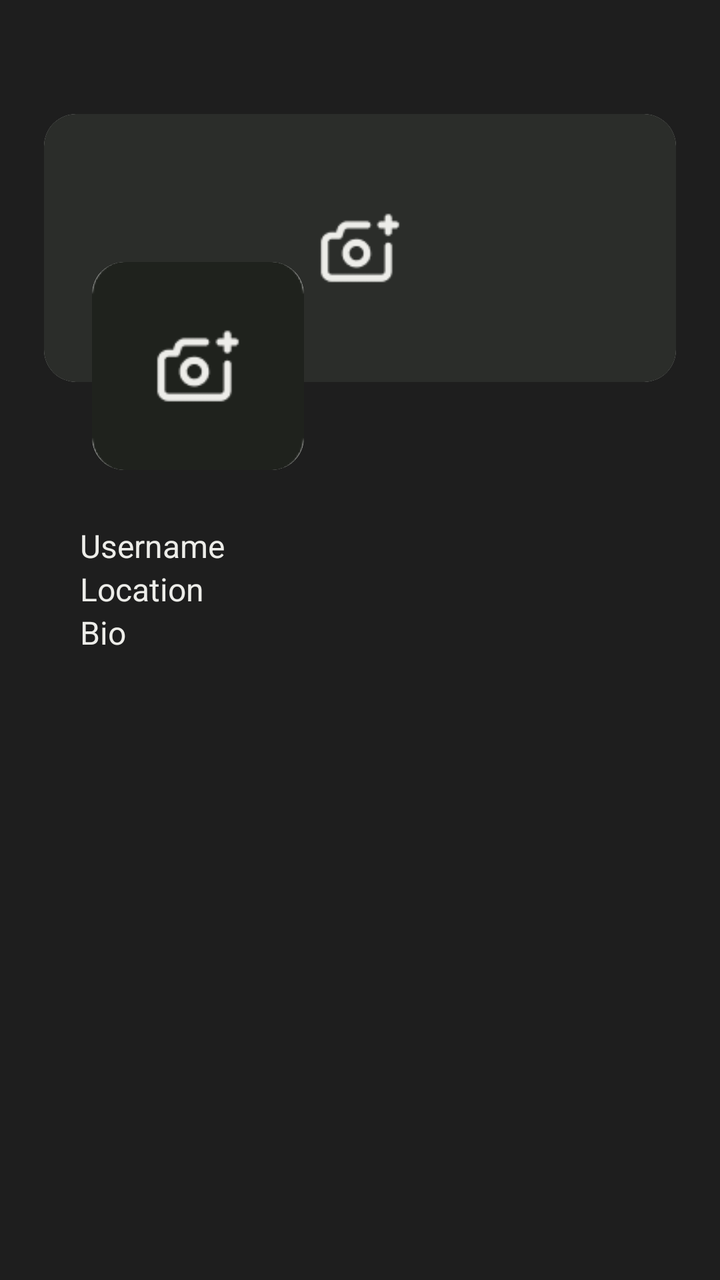
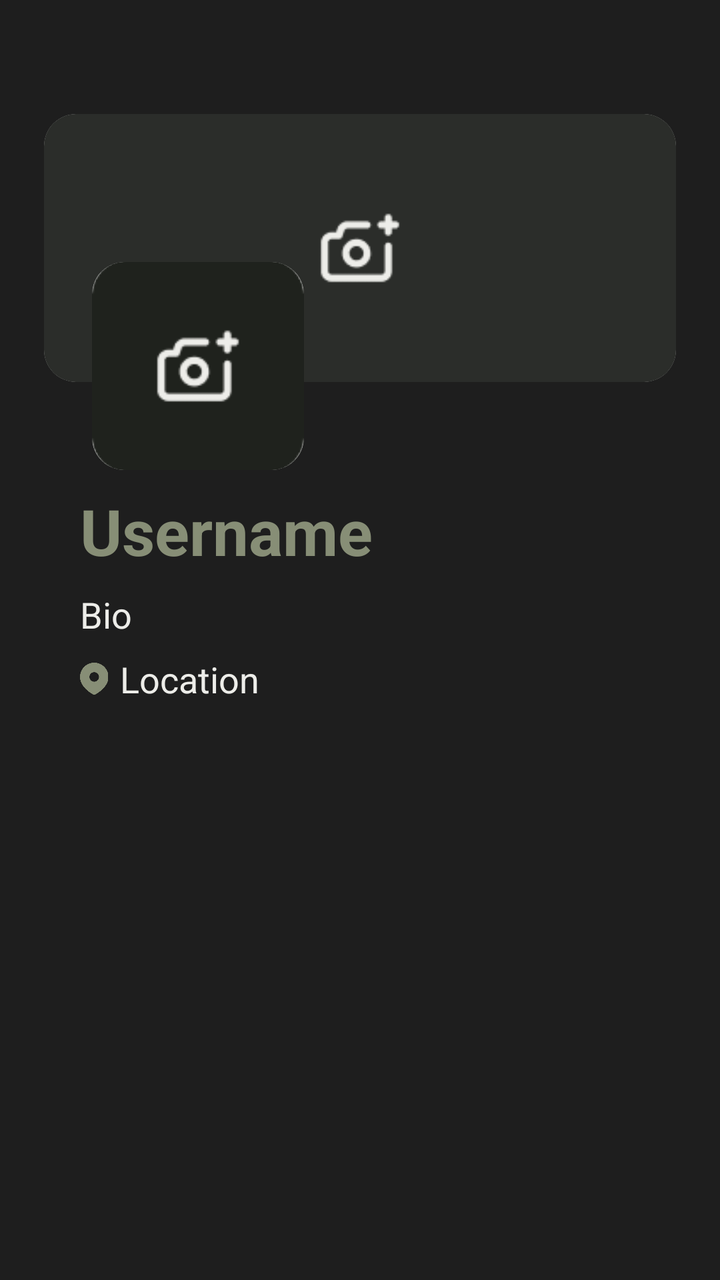

Before-and-after screenshots of an Android layout around one commit, followed by the original layout XML and the change that was made.
<!-- AndroidManifest.xml: application theme Theme.TheGreenRoom -->
<!-- res/layout/fragment_profile.xml -->
<?xml version="1.0" encoding="utf-8"?>
<FrameLayout xmlns:android="http://schemas.android.com/apk/res/android"
    xmlns:tools="http://schemas.android.com/tools"
    android:layout_width="match_parent"
    android:layout_height="match_parent"
    xmlns:app="http://schemas.android.com/apk/res-auto"
    android:background="#1e1e1e"
    android:paddingTop="54dp"
    android:paddingHorizontal="20dp">

    <LinearLayout
        android:layout_width="match_parent"
        android:layout_height="wrap_content"
        android:orientation="vertical">

        
        <androidx.cardview.widget.CardView
            android:layout_width="match_parent"
            android:layout_height="140dp"
            app:cardCornerRadius="16dp"
            app:cardElevation="0dp"
            app:cardPreventCornerOverlap="false"
            app:cardUseCompatPadding="true">

            <ImageView
                android:id="@+id/editHeaderPhoto"
                android:layout_width="match_parent"
                android:layout_height="match_parent"
                android:scaleType="centerCrop"
                android:src="@drawable/header_placeholder"
                android:contentDescription="@string/edit_header_photo" />
        </androidx.cardview.widget.CardView>

        <TextView
            android:id="@+id/username"
            android:layout_marginHorizontal="20dp"
            android:layout_marginTop="68dp"
            android:layout_width="wrap_content"
            android:layout_height="wrap_content"
            android:text="@string/username"
            android:textSize="16sp"
            android:textColor="#EDEDE9" />

        <TextView
            android:id="@+id/location"
            android:layout_marginHorizontal="20dp"
            android:layout_width="wrap_content"
            android:layout_height="wrap_content"
            android:text="@string/location"
            android:textSize="16sp"
            android:textColor="#EDEDE9" />

        <TextView
            android:id="@+id/bio"
            android:layout_marginHorizontal="20dp"
            android:layout_width="wrap_content"
            android:layout_height="wrap_content"
            android:text="@string/bio"
            android:textSize="16sp"
            android:textColor="#EDEDE9" />
    </LinearLayout>

    
    <androidx.cardview.widget.CardView
        android:layout_width="110dp"
        android:layout_height="110dp"
        android:layout_marginStart="24dp"
        android:layout_marginTop="74dp"
        app:cardCornerRadius="16dp"
        app:cardElevation="0dp"
        app:cardPreventCornerOverlap="false"
        app:cardUseCompatPadding="true">

        <ImageView
            android:id="@+id/editProfilePicture"
            android:layout_width="match_parent"
            android:layout_height="match_parent"
            android:scaleType="centerCrop"
            android:src="@drawable/profile_placeholder"
            android:contentDescription="@string/edit_profile_picture" />
    </androidx.cardview.widget.CardView>
</FrameLayout>
<!-- resources referenced by this layout -->
<resources>
  <!-- drawable header_placeholder: png bitmap (drawable, 2111 bytes) -->
  <!-- drawable profile_placeholder: png bitmap (drawable, 2025 bytes) -->
  <string name="bio">Bio</string>
  <string name="edit_header_photo">edit header photo</string>
  <string name="edit_profile_picture">edit profile picture</string>
  <string name="location">Location</string>
  <string name="username">Username</string>
  <style name="Theme.TheGreenRoom" parent="Base.Theme.TheGreenRoom" />
  <style name="Base.Theme.TheGreenRoom" parent="Theme.Material3.DayNight.NoActionBar">
          
          
      </style>
</resources>

<!-- the commit's change to res/layout/fragment_profile.xml (unified diff, before → after) -->
@@ -23,7 +23,7 @@
             app:cardUseCompatPadding="true">
 
             <ImageView
-                android:id="@+id/editHeaderPhoto"
+                android:id="@+id/headerPhoto"
                 android:layout_width="match_parent"
                 android:layout_height="match_parent"
                 android:scaleType="centerCrop"
@@ -34,30 +34,49 @@
         <TextView
             android:id="@+id/username"
             android:layout_marginHorizontal="20dp"
-            android:layout_marginTop="68dp"
+            android:layout_marginTop="50dp"
             android:layout_width="wrap_content"
             android:layout_height="wrap_content"
             android:text="@string/username"
-            android:textSize="16sp"
-            android:textColor="#EDEDE9" />
-
-        <TextView
-            android:id="@+id/location"
-            android:layout_marginHorizontal="20dp"
-            android:layout_width="wrap_content"
-            android:layout_height="wrap_content"
-            android:text="@string/location"
-            android:textSize="16sp"
-            android:textColor="#EDEDE9" />
+            android:textSize="32dp"
+            android:textColor="#878E76"
+            android:textStyle="bold"/>
 
         <TextView
             android:id="@+id/bio"
             android:layout_marginHorizontal="20dp"
+            android:layout_marginTop="8dp"
             android:layout_width="wrap_content"
             android:layout_height="wrap_content"
             android:text="@string/bio"
-            android:textSize="16sp"
+            android:textSize="18dp"
             android:textColor="#EDEDE9" />
+
+        <LinearLayout
+            android:layout_marginHorizontal="20dp"
+            android:layout_marginTop="8dp"
+            android:layout_width="wrap_content"
+            android:layout_height="wrap_content"
+            android:orientation="horizontal"
+            android:gravity="center_vertical">
+
+            <ImageView
+                android:id="@+id/locationIcon"
+                android:layout_width="14dp"
+                android:layout_height="16dp"
+                android:scaleType="centerCrop"
+                android:src="@drawable/location"
+                android:contentDescription="location icon" />
+
+            <TextView
+                android:id="@+id/location"
+                android:layout_marginStart="6dp"
+                android:layout_width="wrap_content"
+                android:layout_height="wrap_content"
+                android:text="@string/location"
+                android:textSize="18dp"
+                android:textColor="#EDEDE9" />
+        </LinearLayout>
     </LinearLayout>
 
     
@@ -72,7 +91,7 @@
         app:cardUseCompatPadding="true">
 
         <ImageView
-            android:id="@+id/editProfilePicture"
+            android:id="@+id/profilePicture"
             android:layout_width="match_parent"
             android:layout_height="match_parent"
             android:scaleType="centerCrop"
<!-- resource entries referenced after the edit -->
@@ -1,6 +1,7 @@
 <!-- resources referenced by this layout -->
 <resources>
   <!-- drawable header_placeholder: png bitmap (drawable, 2111 bytes) -->
+  <!-- drawable location: png bitmap (drawable, 4374 bytes) -->
   <!-- drawable profile_placeholder: png bitmap (drawable, 2025 bytes) -->
   <string name="bio">Bio</string>
   <string name="edit_header_photo">edit header photo</string>
